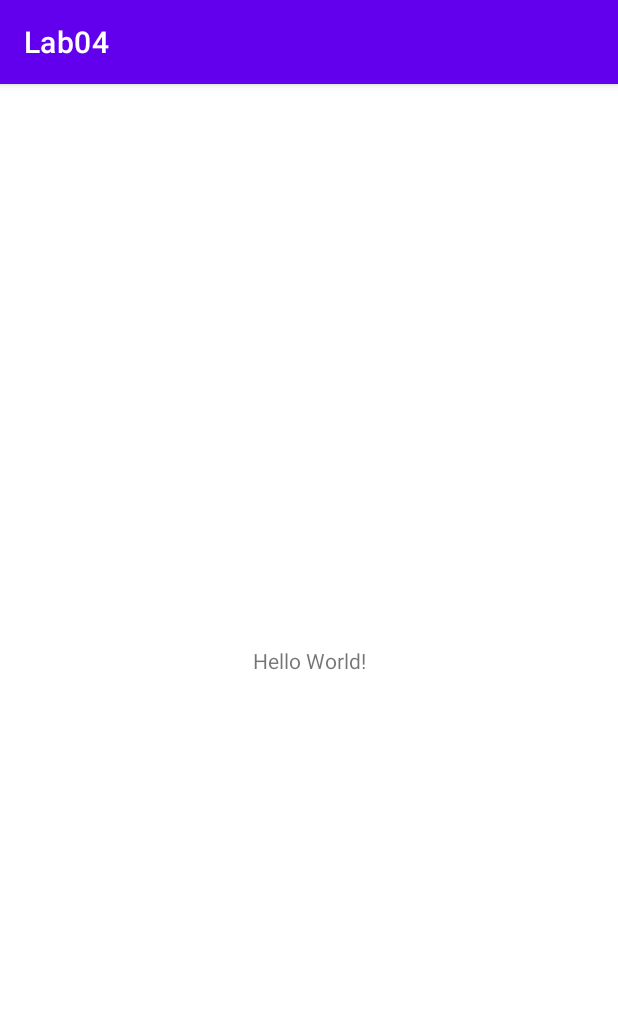
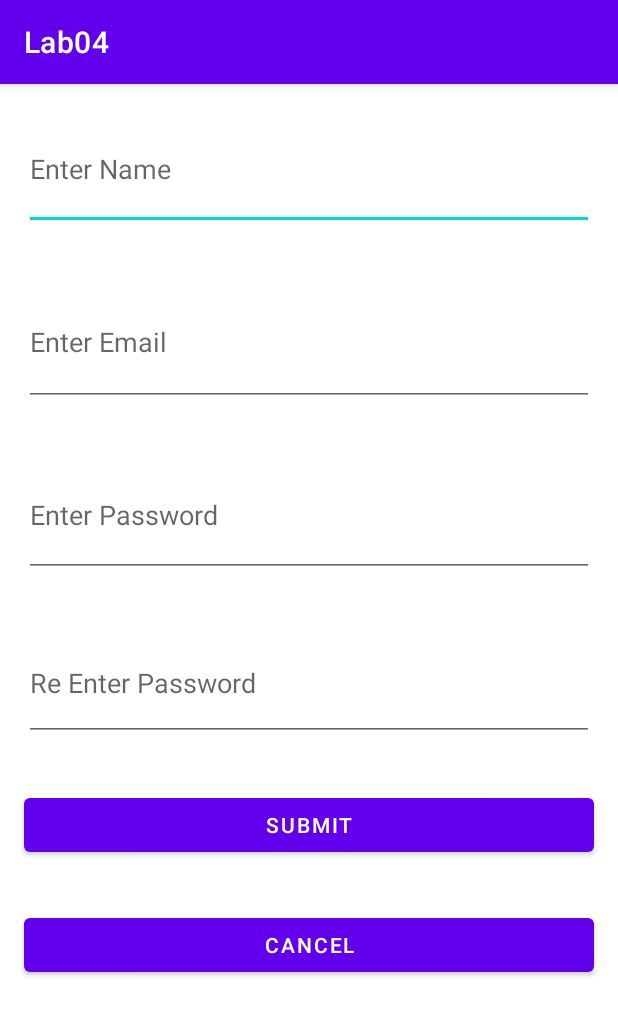
Before and after one commit to IT21377594/Lab04, an Android app: the screen it shows after launch (MainActivity), on a phone screen of 412 x 824 dp. Shown: the top 1016 px of the screen. Run offline under Robolectric (Android 15) with nearby library versions, the phone set to English and light mode, and no system bars.

Commit message:
Designed the Login Form

```diff
--- a/app/src/main/res/layout/activity_main.xml
+++ b/app/src/main/res/layout/activity_main.xml
@@ -1,18 +1,83 @@
 <?xml version="1.0" encoding="utf-8"?>
-<androidx.constraintlayout.widget.ConstraintLayout xmlns:android="http://schemas.android.com/apk/res/android"
+<LinearLayout xmlns:android="http://schemas.android.com/apk/res/android"
     xmlns:app="http://schemas.android.com/apk/res-auto"
     xmlns:tools="http://schemas.android.com/tools"
     android:layout_width="match_parent"
     android:layout_height="match_parent"
+    android:orientation="vertical"
     tools:context=".MainActivity">
 
-    <TextView
-        android:layout_width="wrap_content"
+    <EditText
+        android:id="@+id/edtName"
+        android:layout_width="match_parent"
+        android:layout_height="81dp"
+        android:layout_marginLeft="16dp"
+        android:layout_marginTop="16dp"
+        android:layout_marginRight="16dp"
+        android:layout_marginBottom="16dp"
+        android:height="48dp"
+        android:ems="10"
+        android:hint="Enter Name"
+        android:inputType="textPersonName" />
+
+    <EditText
+        android:id="@+id/edtEmail"
+        android:layout_width="match_parent"
+        android:layout_height="85dp"
+        android:layout_marginLeft="16dp"
+        android:layout_marginTop="16dp"
+        android:layout_marginRight="16dp"
+        android:layout_marginBottom="16dp"
+        android:height="48dp"
+        android:ems="10"
+        android:hint="Enter Email"
+        android:inputType="textPersonName" />
+
+    <EditText
+        android:id="@+id/edtPassword"
+        android:layout_width="match_parent"
+        android:layout_height="82dp"
+        android:layout_marginLeft="16dp"
+        android:layout_marginTop="16dp"
+        android:layout_marginRight="16dp"
+        android:layout_marginBottom="16dp"
+        android:height="48dp"
+        android:ems="10"
+        android:hint="Enter Password"
+        android:inputType="textPersonName" />
+
+    <EditText
+        android:id="@+id/edtReTypePassword"
+        android:layout_width="match_parent"
+        android:layout_height="77dp"
+        android:layout_marginLeft="16dp"
+        android:layout_marginTop="16dp"
+        android:layout_marginRight="16dp"
+        android:layout_marginBottom="16dp"
+        android:height="48dp"
+        android:ems="10"
+        android:hint="Re Enter Password"
+        android:inputType="textPersonName" />
+
+    <Button
+        android:id="@+id/button3"
+        android:layout_width="match_parent"
         android:layout_height="wrap_content"
-        android:text="Hello World!"
-        app:layout_constraintBottom_toBottomOf="parent"
-        app:layout_constraintEnd_toEndOf="parent"
-        app:layout_constraintStart_toStartOf="parent"
-        app:layout_constraintTop_toTopOf="parent" />
+        android:layout_marginLeft="16dp"
+        android:layout_marginTop="16dp"
+        android:layout_marginRight="16dp"
+        android:layout_marginBottom="16dp"
+        android:height="48dp"
+        android:text="@string/btnSubmit" />
 
-</androidx.constraintlayout.widget.ConstraintLayout>
+    <Button
+        android:id="@+id/button4"
+        android:layout_width="match_parent"
+        android:layout_height="wrap_content"
+        android:layout_marginLeft="16dp"
+        android:layout_marginTop="16dp"
+        android:layout_marginRight="16dp"
+        android:layout_marginBottom="16dp"
+        android:height="48dp"
+        android:text="@string/btnCancel" />
+</LinearLayout>
--- a/app/src/main/res/values/strings.xml
+++ b/app/src/main/res/values/strings.xml
@@ -1,3 +1,8 @@
 <resources>
     <string name="app_name">Lab04</string>
+    <string name="button" />
+    <string name="cancel">Cancel</string>
+    <string name="BtnSubmit">Submit</string>
+    <string name="btnSubmit">Submit</string>
+    <string name="btnCancel">Cancel</string>
 </resources>
```
